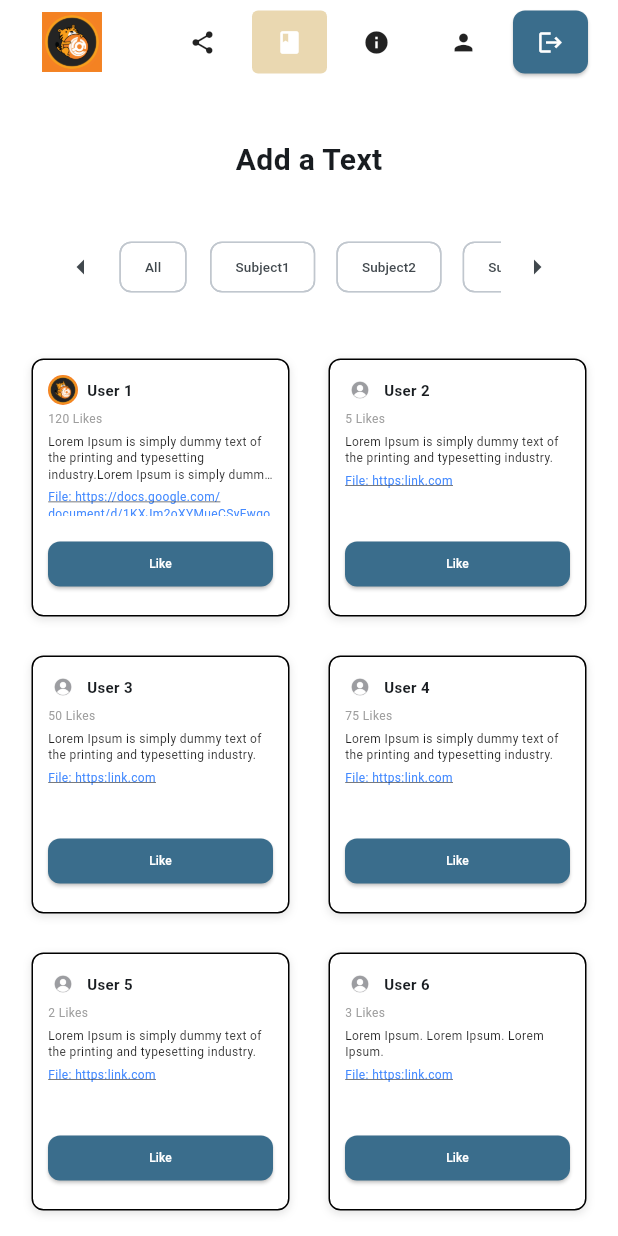
After one commit to jayn95/Calib, a Flutter app: the Study screen opened by its route, on a phone screen of 412 x 824 dp. The commit adds this screen. Run offline on Flutter 3.47's test engine with Material 3 defaults, Android fonts, the phone set to English and light mode, and no system bars; our stand-ins replace cloud_firestore, file_picker, firebase_auth, firebase_core, firebase_storage, font_awesome_flutter and 2 more; missing offline and left inert: dart:html; accounts and stored records are empty.

Commit message:
changed UI for study group

```diff
--- a/lib/features/screens/nav.dart
+++ b/lib/features/screens/nav.dart
@@ -6,6 +6,7 @@ import 'package:Calib/features/study/study_page.dart';
 import 'package:Calib/features/user_profile/user_profile.dart';
 import 'package:Calib/screens/share.dart';
 import 'package:Calib/features/review/reviewer_page.dart';
+import 'package:Calib/features/study2/study.dart';
 import 'package:flutter/material.dart';
 
 class NavBar extends StatelessWidget {
@@ -94,7 +95,7 @@ class NavBar extends StatelessWidget {
                       case '/reviewer':
                         return const Reviewer();
                       case '/study':
-                        return const StudyPage();
+                        return const Study();
                       case '/about':
                         return const AboutPage();
                       case '/user_profile':
--- /dev/null
+++ b/lib/features/study2/custom_card.dart
@@ -0,0 +1,234 @@
+import 'package:flutter/material.dart';
+import 'package:url_launcher/url_launcher.dart';
+
+class CustomCard extends StatefulWidget {
+  final String name;
+  final int numOfLikes;
+  final String description;
+  final String file;
+  final String imagePath;
+  final EdgeInsetsGeometry? margin;
+  final EdgeInsetsGeometry? padding;
+
+  const CustomCard({
+    super.key,
+    required this.name,
+    required this.numOfLikes,
+    required this.description,
+    required this.file,
+    required this.imagePath,
+    this.margin,
+    this.padding,
+  });
+
+  @override
+  _CustomCardState createState() => _CustomCardState();
+}
+
+class _CustomCardState extends State<CustomCard> {
+  bool _isExpanded = false; // Track if the description is expanded
+  bool _isLiked = false; // Track if the card is liked
+
+  @override
+  Widget build(BuildContext context) {
+    // Get screen dimensions
+    double screenWidth = MediaQuery.of(context).size.width;
+    double screenHeight = MediaQuery.of(context).size.height;
+
+    // Adjust card and font sizes based on screen dimensions
+    double cardWidth = screenWidth > 800 ? 200 : 150;
+    double cardHeight = screenHeight > 800 ? 300 : 250;
+    double fontSizeName = screenWidth > 800 ? 18 : 10;
+    double fontSizeLikes = screenWidth > 800 ? 14 : 8;
+    double fontSizeDescription = screenWidth > 800 ? 15 : 8;
+    double fontSizeFile = screenWidth > 800 ? 15 : 8;
+    double imageSize = screenWidth > 800 ? 30 : 20;
+    double buttonFontSize = screenWidth > 800 ? 20 : 8;
+
+    // Adjust button padding
+    EdgeInsetsGeometry buttonPadding = screenWidth > 800
+        ? const EdgeInsets.symmetric(horizontal: 18, vertical: 10)
+        : const EdgeInsets.symmetric(horizontal: 15, vertical: 8);
+
+    // Adjust container and card padding
+    // EdgeInsetsGeometry cardPadding = screenWidth > 800
+    //     ? const EdgeInsets.all(
+    //         20) // Larger padding inside the card for larger screens
+    //     : const EdgeInsets.all(16);
+
+    EdgeInsetsGeometry containerMargin = screenWidth > 800
+        ? const EdgeInsets.all(
+            20) // Larger margin around the card for larger screens
+        : const EdgeInsets.all(5);
+
+    // Adjust container padding/margin for larger screens
+    EdgeInsetsGeometry containerPadding = screenWidth > 800
+        ? const EdgeInsets.symmetric(
+            horizontal: 30,
+            vertical: 20) // Increased padding for larger screens
+        : const EdgeInsets.symmetric(
+            horizontal: 10,
+            vertical: 10); // Default padding for smaller screens
+
+    return AnimatedContainer(
+      duration: const Duration(milliseconds: 300),
+      curve: Curves.easeInOut,
+      margin: widget.margin ?? containerMargin,
+      padding: containerPadding,
+      decoration: BoxDecoration(
+        color: Colors.white,
+        borderRadius: BorderRadius.circular(8),
+        border: Border.all(
+          color: Colors.black,
+          width: 1,
+        ),
+        boxShadow: [
+          BoxShadow(
+            color: Colors.black.withOpacity(0.1),
+            blurRadius: 4,
+            offset: const Offset(0, 2),
+          ),
+        ],
+      ),
+      width: cardWidth,
+      height: cardHeight,
+      child: Column(
+        children: [
+          // Name with Image on the left
+          Row(
+            children: [
+              ClipRRect(
+                borderRadius: BorderRadius.circular(15),
+                child: Image.asset(
+                  widget.imagePath, // Path to the image asset
+                  width: imageSize,
+                  height: imageSize,
+                  fit: BoxFit.cover,
+                ),
+              ),
+              SizedBox(width: screenWidth > 800 ? 10 : 6),
+              Text(
+                widget.name,
+                style: TextStyle(
+                  fontSize: fontSizeName,
+                  fontWeight: FontWeight.bold,
+                ),
+              ),
+            ],
+          ),
+          SizedBox(height: screenWidth > 800 ? 10 : 4),
+          // Number of Likes below the name
+          Row(
+            children: [
+              Text(
+                '${widget.numOfLikes} Likes',
+                style: TextStyle(
+                  fontSize: fontSizeLikes,
+                  color: Colors.grey,
+                ),
+              ),
+            ],
+          ),
+          SizedBox(height: screenWidth > 800 ? 8 : 4),
+
+          Expanded(
+            child: SingleChildScrollView(
+              child: Column(
+                crossAxisAlignment: CrossAxisAlignment.start,
+                children: [
+                  // Description (clickable to toggle full text)
+                  GestureDetector(
+                    onTap: () {
+                      setState(() {
+                        _isExpanded = !_isExpanded;
+                      });
+                    },
+                    child: AnimatedCrossFade(
+                      firstChild: Text(
+                        widget.description,
+                        style: TextStyle(
+                          fontSize: fontSizeDescription,
+                          color: Colors.black87,
+                        ),
+                        maxLines: 3,
+                        overflow: TextOverflow.ellipsis,
+                      ),
+                      secondChild: Text(
+                        widget.description,
+                        style: TextStyle(
+                          fontSize: fontSizeDescription,
+                          color: Colors.black87,
+                        ),
+                      ),
+                      crossFadeState: _isExpanded
+                          ? CrossFadeState.showSecond
+                          : CrossFadeState.showFirst,
+                      duration: const Duration(milliseconds: 300),
+                    ),
+                  ),
+                  SizedBox(height: screenWidth > 800 ? 8 : 4),
+
+                  // File reference
+                  InkWell(
+                    onTap: () async {
+                      final Uri url = Uri.parse(widget.file);
+                      if (await canLaunchUrl(url)) {
+                        await launchUrl(url,
+                            mode: LaunchMode.externalApplication);
+                      } else {
+                        ScaffoldMessenger.of(context).showSnackBar(
+                          SnackBar(
+                              content: Text('Could not launch ${widget.file}')),
+                        );
+                      }
+                    },
+                    child: Text(
+                      'File: ${widget.file}',
+                      style: TextStyle(
+                        fontSize: fontSizeFile,
+                        color: Colors.blueAccent,
+                        decoration: TextDecoration.underline,
+                      ),
+                    ),
+                  ),
+                ],
+              ),
+            ),
+          ),
+          const SizedBox(height: 8),
+
+          // Like Button at the bottom
+          Center(
+            child: SizedBox(
+              width: double.infinity,
+              child: ElevatedButton(
+                onPressed: () {
+                  setState(() {
+                    _isLiked = !_isLiked;
+                  });
+                },
+                style: ElevatedButton.styleFrom(
+                  backgroundColor: _isLiked
+                      ? const Color(0xFFEAD8B1)
+                      : const Color(0xFF3A6D8C),
+                  padding: buttonPadding,
+                  minimumSize: const Size(double.infinity, 30),
+                  shape: RoundedRectangleBorder(
+                    borderRadius: BorderRadius.circular(8),
+                  ),
+                ),
+                child: Text(
+                  _isLiked ? 'Liked' : 'Like',
+                  style: TextStyle(
+                    color: Colors.white,
+                    fontSize: buttonFontSize,
+                  ),
+                ),
+              ),
+            ),
+          ),
+        ],
+      ),
+    );
+  }
+}
--- /dev/null
+++ b/lib/features/study2/data.dart
@@ -0,0 +1,118 @@
+//sample categories for the tags
+final Map<String, bool> categories = {
+  'Subject1': false,
+  'Subject2': false,
+  'Subject3': false,
+  'Subject4': false,
+  'Subject5': false,
+  'Subject6': false,
+  'Subject7': false,
+  'Subject8': false,
+  'Subject9': false,
+  'Subject10': false,
+  'Subject11': false,
+  'Subject12': false,
+  'Subject13': false,
+  'Subject14': false,
+  'Subject15': false,
+  'Subject16': false,
+  'Subject17': false,
+  'Subject18': false,
+  'Subject19': false,
+  'Subject20': false,
+};
+
+final Map<String, bool> studyCategories = {
+  'Study1': false,
+  'Study2': false,
+  'Study3': false,
+  'Study4': false,
+  'Study5': false,
+};
+
+//sample categories for the boxes
+final List<String> boxes = [
+  'Box 1',
+  'Box 2',
+  'Box 3',
+  'Box 4',
+  'Box 5',
+  'Box 6',
+  'Box 7',
+  'Box 8',
+];
+
+final List<Map<String, dynamic>> userBoxes = [
+  {
+    'username': 'User 1',
+    'image': 'assets/trial.jpg',
+    'likes': 120,
+    'description':
+        'Lorem Ipsum is simply dummy text of the printing and typesetting industry.Lorem Ipsum is simply dummy text of the printing and typesetting industry.',
+    'file':
+        'https://docs.google.com/document/d/1KXJm2oXYMueCSyFwgopbHKCpjOyuJECiccoJ3-roa2s/edit?usp=sharing',
+    'category': 'Subject1'
+  },
+  {
+    'username': 'User 2',
+    'image': 'assets/images/prof.jpg',
+    'likes': 5,
+    'description':
+        'Lorem Ipsum is simply dummy text of the printing and typesetting industry.',
+    'file': 'https:link.com',
+    'category': 'Subject2'
+  },
+  {
+    'username': 'User 3',
+    'image': 'assets/images/prof.jpg',
+    'likes': 50,
+    'description':
+        'Lorem Ipsum is simply dummy text of the printing and typesetting industry.',
+    'file': 'https:link.com',
+    'category': 'Subject3'
+  },
+  {
+    'username': 'User 4',
+    'image': 'assets/images/prof.jpg',
+    'likes': 75,
+    'description':
+        'Lorem Ipsum is simply dummy text of the printing and typesetting industry.',
+    'file': 'https:link.com',
+    'category': 'Subject4'
+  },
+  {
+    'username': 'User 5',
+    'image': 'assets/images/prof.jpg',
+    'likes': 2,
+    'description':
+        'Lorem Ipsum is simply dummy text of the printing and typesetting industry.',
+    'file': 'https:link.com',
+    'category': 'Subject1'
+  },
+  {
+    'username': 'User 6',
+    'image': 'assets/images/prof.jpg',
+    'likes': 3,
+    'description': 'Lorem Ipsum. Lorem Ipsum. Lorem Ipsum.',
+    'file': 'https:link.com',
+    'category': 'Subject2'
+  },
+  {
+    'username': 'User 7',
+    'image': 'assets/images/prof.jpg',
+    'likes': 300,
+    'description':
+        'Lorem Ipsum is simply dummy text of the printing and typesetting industry.',
+    'file': 'https:link.com',
+    'category': 'Subject3'
+  },
+  {
+    'username': 'User 8',
+    'image': 'assets/images/prof.jpg',
+    'likes': 45,
+    'description':
+        'Lorem Ipsum is simply dummy text of the printing and typesetting industry.',
+    'file': 'https:link.com',
+    'category': 'Subject5'
+  },
+];
--- /dev/null
+++ b/lib/features/study2/study.dart
@@ -0,0 +1,198 @@
+import 'package:flutter/material.dart';
+
+import '../screens/nav.dart';
+import 'custom_card.dart';
+import 'data.dart';
+
+class Study extends StatefulWidget {
+  const Study({super.key});
+
+  @override
+  _StudyState createState() => _StudyState();
+}
+
+class _StudyState extends State<Study> {
+  final Map<String, bool> _categories = Map.from(categories);
+  List<String> selectedCategories = []; // List to track selected categories
+  final ScrollController _scrollController = ScrollController();
+
+  void _scrollLeft() {
+    _scrollController.animateTo(
+      _scrollController.offset - 100,
+      duration: const Duration(milliseconds: 300),
+      curve: Curves.easeInOut,
+    );
+  }
+
+  void _scrollRight() {
+    _scrollController.animateTo(
+      _scrollController.offset + 100,
+      duration: const Duration(milliseconds: 300),
+      curve: Curves.easeInOut,
+    );
+  }
+
+  @override
+  Widget build(BuildContext context) {
+    // 3 for large screens, 2 for mobile devices
+    int columns = MediaQuery.of(context).size.width > 600 ? 3 : 2;
+
+    double screenWidth = MediaQuery.of(context).size.width;
+    double cardSpacing = 16.0; // space between cards
+    double screenPadding =
+        screenWidth > 1100 ? 300.0 : 32.0; // padding on left and right
+    double cardSize =
+        (screenWidth - (columns - 1) * cardSpacing - screenPadding) /
+            columns; // Adjusted for consistent padding
+    cardSize = cardSize.clamp(120.0, double.infinity);
+
+    // Filter userBoxes based on selected categories
+    final filteredBoxes = selectedCategories.isEmpty ||
+            selectedCategories.contains('All')
+        ? userBoxes // Show all cards if 'All' is selected or no category is selected
+        : userBoxes
+            .where((box) => selectedCategories.contains(box['category']))
+            .toList();
+
+    // Add empty placeholders if necessary to maintain 3 cards per row
+    int itemsToFill = 3 - (filteredBoxes.length % 3);
+    if (itemsToFill != 3) {
+      filteredBoxes.addAll(List.generate(
+        itemsToFill,
+        (index) => <String, dynamic>{},
+      )); // Empty map as a placeholder
+    }
+
+    return Scaffold(
+      backgroundColor: Colors.white,
+      appBar: AppBar(
+        automaticallyImplyLeading: false,
+        backgroundColor: Colors.white,
+        title: NavBar(currentRoute: '/study'),
+      ),
+      body: Column(
+        children: [
+          const SizedBox(height: 36.0),
+          const Text(
+            'Add a Text',
+            style: TextStyle(fontSize: 20, fontWeight: FontWeight.bold),
+          ),
+          const SizedBox(height: 25.0),
+          // Tags with scrolling and arrows
+          Container(
+            margin: EdgeInsets.symmetric(
+              horizontal: screenWidth > 800
+                  ? 300.0
+                  : 30.0, // Adjust margin based on screen size
+            ),
+            padding: EdgeInsets.symmetric(
+              vertical: screenWidth > 800
+                  ? 16.0
+                  : 8.0, // Adjust padding based on screen size
+            ),
+            child: Row(
+              children: [
+                // Left Arrow Button
+                IconButton(
+                  icon: const Icon(Icons.arrow_left),
+                  onPressed: _scrollLeft,
+                ),
+                Expanded(
+                  child: SingleChildScrollView(
+                    controller: _scrollController,
+                    scrollDirection:
+                        Axis.horizontal, // Horizontal scroll direction
+                    child: Wrap(
+                      spacing: screenWidth > 800
+                          ? 20.0
+                          : 14.0, // Space between each chip
+                      children: [
+                        // Add "All" option
+                        InputChip(
+                          label: Text('All',
+                              style: TextStyle(
+                                  fontSize: screenWidth > 800 ? 16.0 : 9.0)),
+                          selected: selectedCategories.contains('All'),
+                          selectedColor: Colors.blue.shade100,
+                          backgroundColor: Colors.white,
+                          onSelected: (isSelected) {
+                            setState(() {
+                              if (isSelected) {
+                                selectedCategories = [
+                                  'All'
+                                ]; // Only 'All' is selected
+                              } else {
+                                selectedCategories.remove(
+                                    'All'); // Remove 'All' if deselected
+                              }
+                            });
+                          },
+                        ),
+                        // Category chips
+                        ..._categories.keys.map((category) {
+                          double tagFontSize = screenWidth > 800 ? 16.0 : 9.0;
+                          return InputChip(
+                            label: Text(category,
+                                style: TextStyle(fontSize: tagFontSize)),
+                            selected: selectedCategories.contains(category),
+                            selectedColor: Colors.blue.shade100,
+                            backgroundColor: Colors.white,
+                            onSelected: (isSelected) {
+                              setState(() {
+                                if (isSelected) {
+                                  selectedCategories
+                                      .add(category); // Add to the list
+                                } else {
+                                  selectedCategories
+                                      .remove(category); // Remove from the list
+                                }
+                              });
+                            },
+                          );
+                        }),
+                      ],
+                    ),
+                  ),
+                ),
+                // Right Arrow Button
+                IconButton(
+                  icon: const Icon(Icons.arrow_right),
+                  onPressed: _scrollRight,
+                ),
+              ],
+            ),
+          ),
+          const SizedBox(height: 24.0),
+          Expanded(
+            child: SingleChildScrollView(
+              padding: const EdgeInsets.symmetric(horizontal: 16.0),
+              child: Center(
+                child: Wrap(
+                  spacing: 16.0,
+                  runSpacing: 16.0,
+                  alignment: WrapAlignment.center,
+                  children: [
+                    for (var box in filteredBoxes)
+                      SizedBox(
+                        width: cardSize,
+                        height: cardSize,
+                        child: box.isNotEmpty
+                            ? CustomCard(
+                                name: box['username'],
+                                numOfLikes: box['likes'],
+                                description: box['description'],
+                                file: box['file'],
+                                imagePath: box['image'],
+                              )
+                            : Container(), // Empty container as placeholder
+                      ),
+                  ],
+                ),
+              ),
+            ),
+          ),
+        ],
+      ),
+    );
+  }
+}
--- a/lib/main.dart
+++ b/lib/main.dart
@@ -5,6 +5,7 @@ import 'package:flutter/services.dart';
 import 'services/firebase_options.dart';
 import 'features/about/about_page.dart';
 import 'features/review/reviewer_page.dart';
+import 'features/study2/study.dart';
 import 'features/screens/account_creationform.dart';
 import 'package:Calib/features/screens/login_page.dart';
 import 'features/study/study_page.dart';
@@ -52,7 +53,7 @@ class MyApp extends StatelessWidget {
             return MaterialPageRoute(
                 builder: (_) => const AccountCreationForm());
           case '/study':
-            return MaterialPageRoute(builder: (_) => const StudyPage());
+            return MaterialPageRoute(builder: (_) => const Study());
           case '/reviewer':
             return MaterialPageRoute(builder: (_) => const Reviewer());
           case '/user_profile':
```
